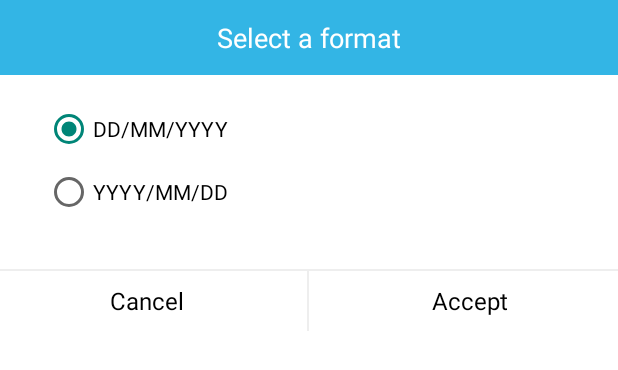
After one commit to agbaandroid/Finanfy, an Android app: the layout formato_fecha.xml on its own in the app's theme, with its tools: preview values and no code run, on a phone screen of 412 x 824 dp. The commit adds this screen. Shown: the top 370 px of the screen. Run offline under Robolectric (Android 15) with nearby library versions, the phone set to English and light mode, and no system bars.

Commit message:
4.2.6 Formato fechas y solución de incidencias

```diff
--- a/app/build.gradle
+++ b/app/build.gradle
@@ -8,8 +8,8 @@ android {
         applicationId "com.agudoApp.salaryApp"
         minSdkVersion 11
         targetSdkVersion 20
-        versionCode 64
-        versionName "4.2.5"
+        versionCode 65
+        versionName "4.2.6"
         multiDexEnabled true
     }
     buildTypes {
--- a/app/src/main/java/com/agudoApp/salaryApp/activities/DivisaActivity.java
+++ b/app/src/main/java/com/agudoApp/salaryApp/activities/DivisaActivity.java
@@ -31,7 +31,6 @@ public class DivisaActivity extends AppCompatActivity {
     private TextView txtCant;
 
     private EditText simbolo;
-    boolean cambiarTexto = true;
 
     SharedPreferences prefs;
     SharedPreferences.Editor editor;
@@ -42,7 +41,7 @@ public class DivisaActivity extends AppCompatActivity {
 
         Toolbar toolbar = (Toolbar) findViewById(R.id.toolbar);
         toolbar.setContentInsetsAbsolute(0, 0);
-        toolbar.setTitle("Divisa");
+        toolbar.setTitle(getResources().getString(R.string.divisa));
         setSupportActionBar(toolbar);
 
         // Hide the icon, title and home/up button
--- a/app/src/main/java/com/agudoApp/salaryApp/fragments/RegistrosFijosFragment.java
+++ b/app/src/main/java/com/agudoApp/salaryApp/fragments/RegistrosFijosFragment.java
@@ -231,7 +231,8 @@ public class RegistrosFijosFragment extends Fragment {
 				txtDescripcion.setVisibility(View.GONE);
 			}
 			txtCant.setText(Util.formatear(cant, prefs));
-			String fechaDesde = listaRecibo.get(position).getFechaIni().toString().replace("-", "/");
+			String fechaDesde = Util.formatearFecha(listaRecibo.get(position).getFechaIni().toString(), prefs);
+
 			txtFechaDesde.setText("Desde: " + fechaDesde);
 
 			if(listaRecibo.get(position).getnVeces() == 0){
@@ -239,7 +240,7 @@ public class RegistrosFijosFragment extends Fragment {
 				nVeces.setText("Meses: " + String.valueOf(listaRecibo.get(position).getnVeces()));
 				nVeces.setVisibility(View.GONE);
 			}else{
-				String fechaHasta = listaRecibo.get(position).getFechaFin().toString().replace("-", "/");
+				String fechaHasta = Util.formatearFecha(listaRecibo.get(position).getFechaFin().toString(), prefs);
 				txtFechaHasta.setText("Hasta: " + fechaHasta);
 				nVeces.setText("Meses: " + String.valueOf(listaRecibo.get(position).getnVeces()));
 				nVeces.setVisibility(View.VISIBLE);
--- /dev/null
+++ b/app/src/main/res/layout/formato_fecha.xml
@@ -0,0 +1,126 @@
+<?xml version="1.0" encoding="utf-8"?>
+<LinearLayout xmlns:android="http://schemas.android.com/apk/res/android"
+    android:layout_width="match_parent"
+    android:layout_height="match_parent"
+    android:background="#FFFFFF"
+    android:orientation="vertical" >
+
+    <LinearLayout
+        android:id="@+id/layoutSelect"
+        android:layout_width="match_parent"
+        android:layout_height="50dp"
+        android:background="#33b5e5"
+        android:gravity="center_horizontal"
+        android:orientation="horizontal" >
+
+        <TextView
+            android:id="@+id/textEvento"
+            android:layout_width="match_parent"
+            android:layout_height="match_parent"
+            android:gravity="center_vertical|center_horizontal"
+            android:layout_gravity="center_vertical"
+            android:text="@string/seleccionarFormato"
+            android:textColor="#FFFFFF"
+            android:textSize="18sp" />
+    </LinearLayout>
+
+    <LinearLayout
+        android:layout_width="match_parent"
+        android:layout_height="wrap_content"
+        android:layout_marginBottom="20dp"
+        android:layout_marginLeft="30dp"
+        android:layout_marginRight="30dp"
+        android:layout_marginTop="20dp"
+        android:orientation="vertical" >
+
+        <RadioGroup
+            android:id="@+id/radioGroupFormato"
+            android:layout_width="match_parent"
+            android:layout_height="wrap_content" >
+
+            <RadioButton
+                android:id="@+id/radioFormat1"
+                android:layout_width="wrap_content"
+                android:layout_height="wrap_content"
+                android:text="DD/MM/YYYY"
+                android:checked="true" />
+
+            <RadioButton
+                android:id="@+id/radioFormat2"
+                android:layout_width="wrap_content"
+                android:layout_height="wrap_content"
+                android:layout_marginTop="10dp"
+                android:text="YYYY/MM/DD" />
+
+        </RadioGroup>
+
+
+    </LinearLayout>
+
+    <View
+        android:layout_width="match_parent"
+        android:layout_height="1dp"
+        android:layout_marginTop="15dp"
+        android:background="#eeeeee" />
+
+    <LinearLayout
+        android:layout_width="match_parent"
+        android:layout_height="40dp"
+        android:layout_gravity="center_vertical|center_horizontal"
+        android:gravity="center_vertical|center_horizontal" >
+
+        <LinearLayout
+            android:layout_width="0dp"
+            android:layout_height="match_parent"
+            android:layout_gravity="center_vertical|center_horizontal"
+            android:layout_weight="1"
+            android:gravity="center_vertical|center_horizontal" >
+
+            <TextView
+                android:id="@+id/botonCancelar"
+                android:layout_width="wrap_content"
+                android:layout_height="wrap_content"
+                android:layout_gravity="center_vertical|center_horizontal"
+                android:gravity="center_vertical|center_horizontal"
+                android:text="@string/cancelar"
+                android:background="#FFFFFF"
+                android:textColor="#000000"
+                android:textSize="16dp" />
+        </LinearLayout>
+
+        <LinearLayout
+            android:layout_width="0dp"
+            android:layout_height="match_parent"
+            android:layout_gravity="center_vertical|center_horizontal"
+            android:layout_weight="0.1"
+            android:gravity="center_vertical|center_horizontal" >
+
+            <View
+                android:layout_width="1dp"
+                android:layout_height="match_parent"
+                android:layout_gravity="center_vertical|center_horizontal"
+                android:background="#eeeeee"
+                android:gravity="center_vertical|center_horizontal" />
+        </LinearLayout>
+
+        <LinearLayout
+            android:layout_width="0dp"
+            android:layout_height="match_parent"
+            android:layout_gravity="center_vertical|center_horizontal"
+            android:layout_weight="1"
+            android:gravity="center_vertical|center_horizontal" >
+
+            <TextView
+                android:id="@+id/botonAceptar"
+                android:layout_width="wrap_content"
+                android:layout_height="wrap_content"
+                android:layout_gravity="center_vertical|center_horizontal"
+                android:gravity="center_vertical|center_horizontal"
+                android:text="@string/aceptar"
+                android:background="#FFFFFF"
+                android:textColor="#000000"
+                android:textSize="16dp" />
+        </LinearLayout>
+    </LinearLayout>
+
+</LinearLayout>
--- a/app/src/main/res/layout/nuevo_movimientos.xml
+++ b/app/src/main/res/layout/nuevo_movimientos.xml
@@ -103,7 +103,7 @@
                             android:layout_marginRight="5dp"
                             android:layout_marginTop="10dp"
                             android:gravity="center_vertical|center_horizontal"
-                            android:text="Gasto"
+                            android:text="@string/gasto"
                             android:textColor="#ffffff"
                             android:textSize="18dp" />
                     </LinearLayout>
@@ -128,7 +128,7 @@
                             android:layout_marginRight="5dp"
                             android:layout_marginTop="10dp"
                             android:gravity="center_vertical|center_horizontal"
-                            android:text="Ingreso"
+                            android:text="@string/ingreso"
                             android:textColor="#878787"
                             android:textSize="18dp" />
                     </LinearLayout>
--- a/app/src/main/res/values/strings.xml
+++ b/app/src/main/res/values/strings.xml
@@ -424,4 +424,8 @@
     <string name="izquierda">Left</string>
     <string name="derecha">Right</string>
     <string name="introduceDivisa">Add currency symbol or code</string>
+
+    <string name="formatoFecha">Date format</string>
+    <string name="cambiarFormato">Change the date format</string>
+    <string name="seleccionarFormato">Select a format</string>
 </resources>
```
Also changed, not shown: app/src/main/AndroidManifest.xml (+6 -2 lines), app/src/main/java/com/agudoApp/salaryApp/activities/AddReciboActivity.java (+16 -5 lines), app/src/main/java/com/agudoApp/salaryApp/activities/FormatoFechaActivity.java (added, +79 -0 lines), app/src/main/java/com/agudoApp/salaryApp/activities/NuevoActivity.java (+15 -4 lines), app/src/main/java/com/agudoApp/salaryApp/activities/PreferencesActivity.java (+13 -2 lines), app/src/main/java/com/agudoApp/salaryApp/fragments/NuevoResumenFragment.java (+20 -3 lines), app/src/main/java/com/agudoApp/salaryApp/util/Util.java (+17 -0 lines), app/src/main/res/xml/settings.xml (+8 -0 lines), 8 other files.
